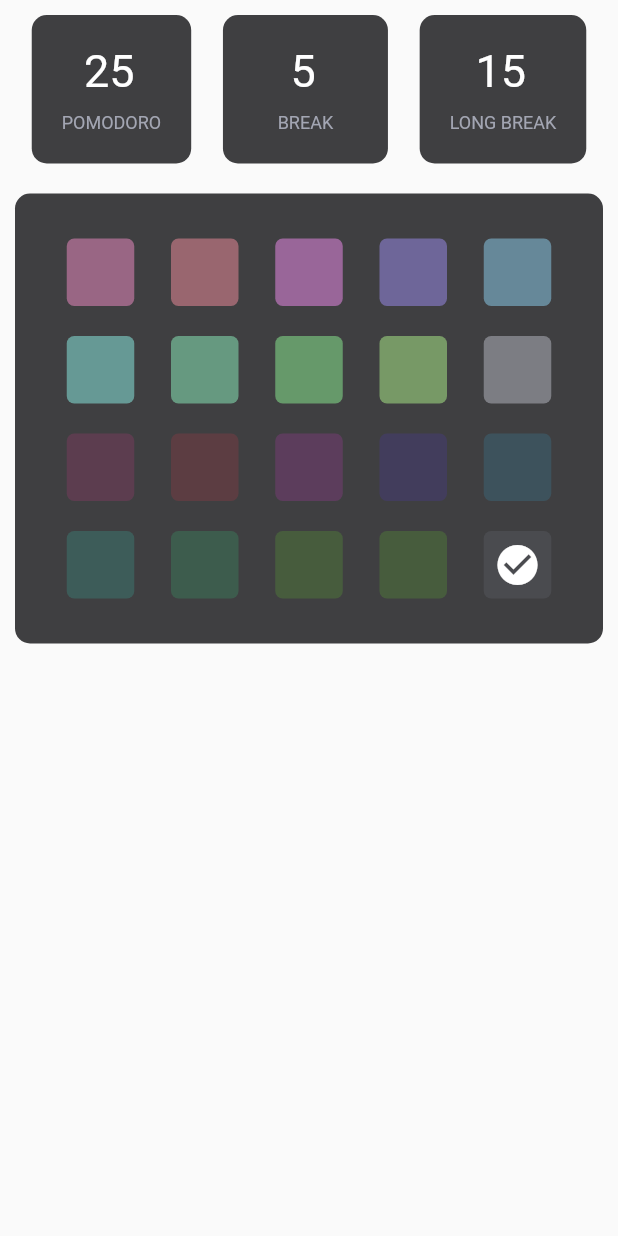
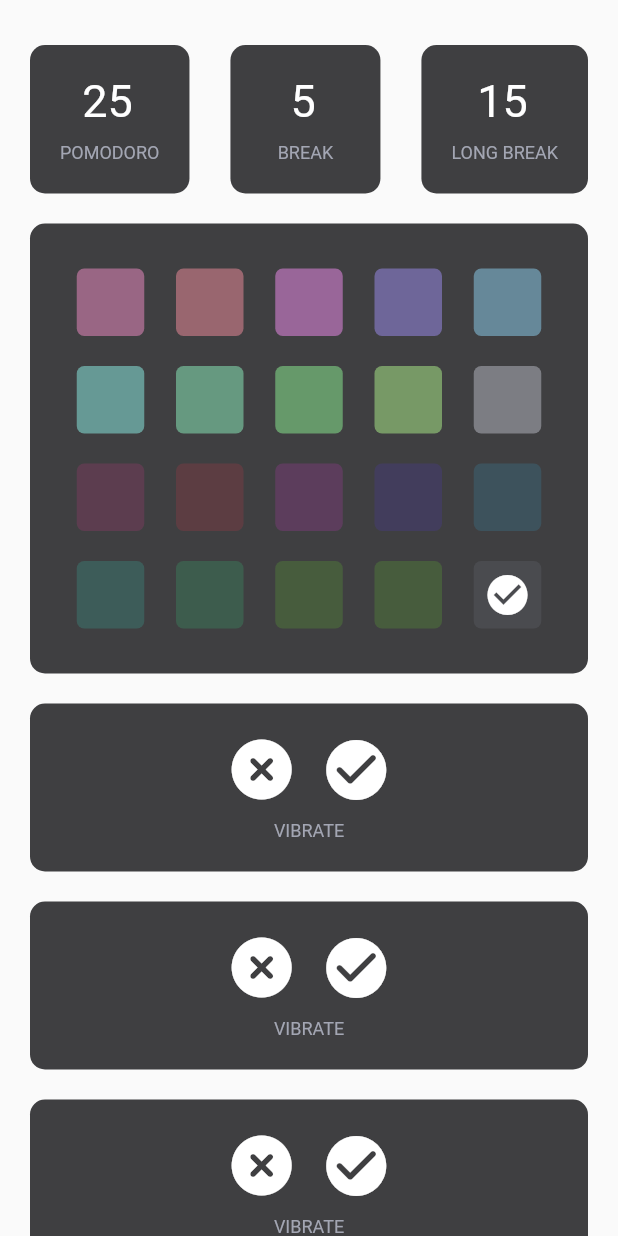
Before and after one commit to Bisxsh/flutter-pomodoro-timer, a Flutter app: the SettingsPage widget shown alone on an empty page, opened directly, on a phone screen of 412 x 824 dp. Run offline on Flutter 3.47's test engine with Material 2 defaults, Android fonts, the phone set to English and light mode, and no system bars; our stand-ins replace circular_countdown_timer.

Commit message:
Finished settings UI

```diff
--- a/lib/screens/root_page.dart
+++ b/lib/screens/root_page.dart
@@ -16,7 +16,6 @@
   List<Widget> pages = [const TimerPage(), const SettingsPage()];
 
   void togglePage() {
-    debugPrint("HERE");
     setState(() {
       timerShown = !timerShown;
     });
--- a/lib/screens/settings/settings_page.dart
+++ b/lib/screens/settings/settings_page.dart
@@ -1,4 +1,5 @@
 import 'package:flutter/material.dart';
+import 'package:pomodoro_timer_flutter/screens/settings/widgets/boolean_settings_wdiget.dart';
 import 'package:pomodoro_timer_flutter/screens/settings/widgets/color_grid/color_grid_widget.dart';
 import 'package:pomodoro_timer_flutter/screens/settings/widgets/int_settings_widget.dart';
 
@@ -12,9 +13,14 @@
 class _SettingsPageState extends State<SettingsPage> {
   @override
   Widget build(BuildContext context) {
-    return Column(children: [
+    return Container(
+      margin: const EdgeInsets.only(top: 10),
+      child: SingleChildScrollView(
+        padding: const EdgeInsets.all(10),
+        child: Column(
+          children: [
             Row(
-        mainAxisAlignment: MainAxisAlignment.spaceEvenly,
+              mainAxisAlignment: MainAxisAlignment.spaceBetween,
               children: [
                 IntSettingsWidget(
                   label: "Pomodoro",
@@ -31,7 +37,15 @@
                 ),
               ],
             ),
-      const ColorGridWidget()
-    ]);
+            const ColorGridWidget(),
+            const BooleanSettingsWidget(label: "Vibrate"),
+            const BooleanSettingsWidget(label: "Autostart Breaks"),
+            const BooleanSettingsWidget(label: "Autostart Pomodoro"),
+            const BooleanSettingsWidget(label: "Show Notifications"),
+            const BooleanSettingsWidget(label: "Keep Phone Awake"),
+          ],
+        ),
+      ),
+    );
   }
 }
--- a/lib/screens/settings/widgets/boolean_settings_wdiget.dart
+++ b/lib/screens/settings/widgets/boolean_settings_wdiget.dart
@@ -1,10 +1,39 @@
 import 'package:flutter/material.dart';
+import 'package:pomodoro_timer_flutter/screens/settings/widgets/sub-widgets/container_util.dart';
+import 'dart:math' as math;
 
 class BooleanSettingsWidget extends StatelessWidget {
-  const BooleanSettingsWidget({super.key});
+  final String label;
+
+  const BooleanSettingsWidget({super.key, required this.label});
 
   @override
   Widget build(BuildContext context) {
-    return Container();
+    return ContainerUtil.getContainer(
+      Row(
+        mainAxisAlignment: MainAxisAlignment.center,
+        crossAxisAlignment: CrossAxisAlignment.center,
+        children: [
+          Container(
+            margin: const EdgeInsets.only(right: 15),
+            child: Transform.rotate(
+              angle: 45 * math.pi / 180,
+              child: const Icon(
+                Icons.add_circle_rounded,
+                color: Colors.white,
+                size: 48.0,
+              ),
+            ),
+          ),
+          const Icon(
+            Icons.check_circle_rounded,
+            color: Colors.white,
+            size: 48.0,
+          ),
+        ],
+      ),
+      "Vibrate",
+      null,
+    );
   }
 }
--- a/lib/screens/settings/widgets/sub-widgets/container_util.dart
+++ b/lib/screens/settings/widgets/sub-widgets/container_util.dart
@@ -23,7 +23,7 @@
     }
 
     return ConstrainedBox(
-      constraints: const BoxConstraints(minWidth: 110),
+      constraints: const BoxConstraints(minWidth: 100),
       child: Container(
         margin: EdgeInsets.all((removeMargin ?? false) ? 0 : 10.0),
         padding: const EdgeInsets.all(20.0),
```
Lines whose indentation alone changed are shown as unchanged.
